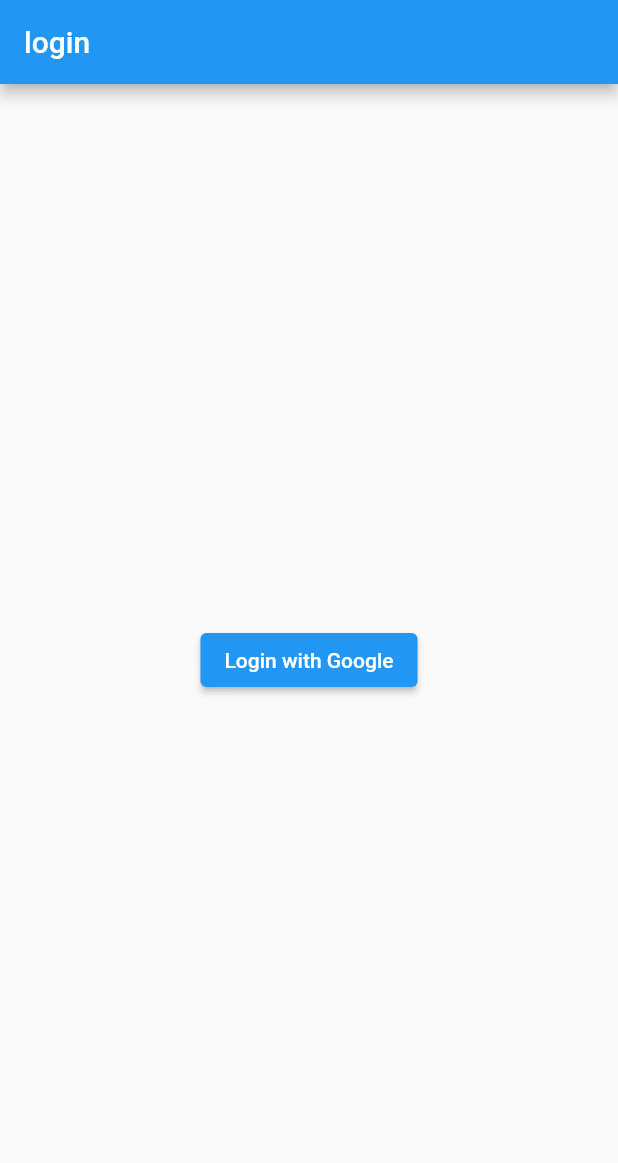
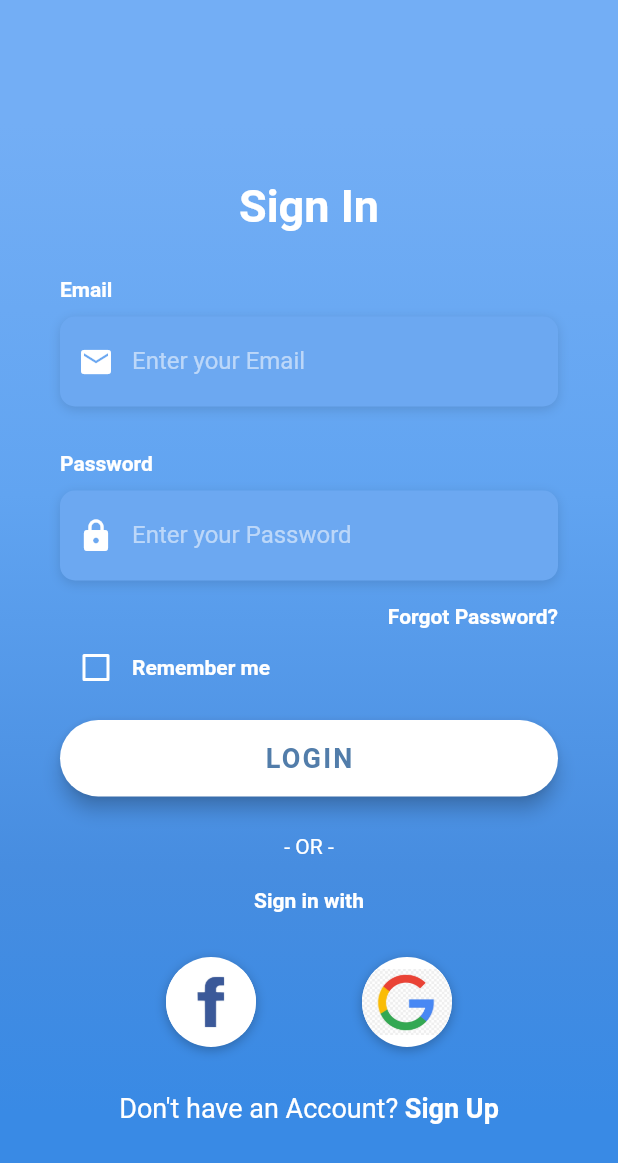
Before and after one commit to eicheich/flutter1102, a Flutter app: the screen it shows after launch, on a phone screen of 412 x 824 dp. Shown: the top 1163 px of the screen. Run offline on Flutter 3.47's test engine with Material 2 defaults, Android fonts, the light colour scheme and no system bars; our stand-ins replace google_sign_in; Roboto replaces fonts that are missing (OpenSans).

Commit message:
add: [MW] add UI Login Screen

```diff
--- /dev/null
+++ b/lib/login.dart
@@ -0,0 +1,333 @@
+import 'package:flutter/material.dart';
+import 'package:flutter/services.dart';
+import 'package:flutter1102/utilities/constants.dart';
+import 'package:google_sign_in/google_sign_in.dart';
+
+class LoginPage extends StatefulWidget {
+  const LoginPage({Key? key}) : super(key: key);
+
+  @override
+  State<LoginPage> createState() => _LoginPageState();
+}
+
+class _LoginPageState extends State<LoginPage> {
+  @override
+
+  bool _isLoggedIn = false;
+  bool _rememberMe = false;
+  late GoogleSignInAccount _userObj;
+  GoogleSignIn _googleSignIn = GoogleSignIn();
+
+  Widget _buildEmailTF() {
+    return Column(
+      crossAxisAlignment: CrossAxisAlignment.start,
+      children: <Widget>[
+        Text(
+          'Email',
+          style: kLabelStyle,
+        ),
+        SizedBox(height: 10.0),
+        Container(
+          alignment: Alignment.centerLeft,
+          decoration: kBoxDecorationStyle,
+          height: 60.0,
+          child: TextField(
+            keyboardType: TextInputType.emailAddress,
+            style: TextStyle(
+              color: Colors.white,
+              fontFamily: 'OpenSans',
+            ),
+            decoration: InputDecoration(
+              border: InputBorder.none,
+              contentPadding: EdgeInsets.only(top: 14.0),
+              prefixIcon: Icon(
+                Icons.email,
+                color: Colors.white,
+              ),
+              hintText: 'Enter your Email',
+              hintStyle: kHintTextStyle,
+            ),
+          ),
+        ),
+      ],
+    );
+  }
+
+  Widget _buildPasswordTF() {
+    return Column(
+      crossAxisAlignment: CrossAxisAlignment.start,
+      children: <Widget>[
+        Text(
+          'Password',
+          style: kLabelStyle,
+        ),
+        SizedBox(height: 10.0),
+        Container(
+          alignment: Alignment.centerLeft,
+          decoration: kBoxDecorationStyle,
+          height: 60.0,
+          child: TextField(
+            obscureText: true,
+            style: TextStyle(
+              color: Colors.white,
+              fontFamily: 'OpenSans',
+            ),
+            decoration: InputDecoration(
+              border: InputBorder.none,
+              contentPadding: EdgeInsets.only(top: 14.0),
+              prefixIcon: Icon(
+                Icons.lock,
+                color: Colors.white,
+              ),
+              hintText: 'Enter your Password',
+              hintStyle: kHintTextStyle,
+            ),
+          ),
+        ),
+      ],
+    );
+  }
+
+  Widget _buildForgotPasswordBtn() {
+    return Container(
+      alignment: Alignment.centerRight,
+      child: TextButton(
+        onPressed: () => print('Forgot Password Button Pressed'),
+        style: TextButton.styleFrom(
+          padding: EdgeInsets.only(right: 0.0),
+        ),
+        child: Text(
+          'Forgot Password?',
+          style: kLabelStyle,
+        ),
+      ),
+    );
+  }
+
+  Widget _buildRememberMeCheckbox() {
+    return Container(
+      height: 20.0,
+      child: Row(
+        children: <Widget>[
+          Theme(
+            data: ThemeData(unselectedWidgetColor: Colors.white),
+            child: Checkbox(
+              value: _rememberMe,
+              checkColor: Colors.green,
+              activeColor: Colors.white,
+              onChanged: (value) {
+                setState(() {
+                  _rememberMe = value!;
+                });
+              },
+            ),
+          ),
+          Text(
+            'Remember me',
+            style: kLabelStyle,
+          ),
+        ],
+      ),
+    );
+  }
+
+  Widget _buildLoginBtn() {
+    return Container(
+      padding: EdgeInsets.symmetric(vertical: 25.0),
+      width: double.infinity,
+      child: ElevatedButton(
+        style: ButtonStyle(
+          elevation: MaterialStateProperty.all(5.0),
+          padding: MaterialStateProperty.all(EdgeInsets.all(15.0)),
+          shape: MaterialStateProperty.all(
+            RoundedRectangleBorder(
+              borderRadius: BorderRadius.circular(30.0),
+            ),
+          ),
+          backgroundColor: MaterialStateProperty.all(Colors.white),
+        ),
+        onPressed: () => print('Login Button Pressed'),
+        child: Text(
+          'LOGIN',
+          style: TextStyle(
+            color: Color(0xFF527DAA),
+            letterSpacing: 1.5,
+            fontSize: 18.0,
+            fontWeight: FontWeight.bold,
+            fontFamily: 'OpenSans',
+          ),
+        ),
+      ),
+    );
+  }
+
+  Widget _buildSignInWithText() {
+    return Column(
+      children: <Widget>[
+        Text(
+          '- OR -',
+          style: TextStyle(
+            color: Colors.white,
+            fontWeight: FontWeight.w400,
+          ),
+        ),
+        SizedBox(height: 20.0),
+        Text(
+          'Sign in with',
+          style: kLabelStyle,
+        ),
+      ],
+    );
+  }
+
+  Widget _buildSocialBtn(Function onTap, AssetImage logo) {
+    return GestureDetector(
+      onTap: () {
+        // signin with google
+                _googleSignIn.signIn().then((userData) {
+                  setState(() {
+                    _isLoggedIn = true;
+                    _userObj = userData!;
+                  });
+                }).catchError((e) {});
+      },
+      child: Container(
+        height: 60.0,
+        width: 60.0,
+        decoration: BoxDecoration(
+          shape: BoxShape.circle,
+          color: Colors.white,
+          boxShadow: [
+            BoxShadow(
+              color: Colors.black26,
+              offset: Offset(0, 2),
+              blurRadius: 6.0,
+            ),
+          ],
+          image: DecorationImage(
+            image: logo,
+          ),
+        ),
+      ),
+    );
+  }
+
+  Widget _buildSocialBtnRow() {
+    return Padding(
+      padding: EdgeInsets.symmetric(vertical: 30.0),
+      child: Row(
+        mainAxisAlignment: MainAxisAlignment.spaceEvenly,
+        children: <Widget>[
+          _buildSocialBtn(
+                () => print('Login with Facebook'),
+            AssetImage(
+              'assets/logos/facebook.jpg',
+            ),
+          ),
+          _buildSocialBtn(
+                () => print('Login with Google'),
+            AssetImage(
+              'assets/logos/google.jpg',
+            ),
+          ),
+        ],
+      ),
+    );
+  }
+
+  Widget _buildSignupBtn() {
+    return GestureDetector(
+      onTap: () => print('Sign Up Button Pressed'),
+      child: RichText(
+        text: TextSpan(
+          children: [
+            TextSpan(
+              text: 'Don\'t have an Account? ',
+              style: TextStyle(
+                color: Colors.white,
+                fontSize: 18.0,
+                fontWeight: FontWeight.w400,
+              ),
+            ),
+            TextSpan(
+              text: 'Sign Up',
+              style: TextStyle(
+                color: Colors.white,
+                fontSize: 18.0,
+                fontWeight: FontWeight.bold,
+              ),
+            ),
+          ],
+        ),
+      ),
+    );
+  }
+
+  Widget build(BuildContext context) {
+    return Scaffold(
+      body: AnnotatedRegion<SystemUiOverlayStyle>(
+        value: SystemUiOverlayStyle.light,
+        child: GestureDetector(
+          onTap: () => FocusScope.of(context).unfocus(),
+          child: Stack(
+            children: <Widget>[
+              Container(
+                height: double.infinity,
+                width: double.infinity,
+                decoration: BoxDecoration(
+                  gradient: LinearGradient(
+                    begin: Alignment.topCenter,
+                    end: Alignment.bottomCenter,
+                    colors: [
+                      Color(0xFF73AEF5),
+                      Color(0xFF61A4F1),
+                      Color(0xFF478DE0),
+                      Color(0xFF398AE5),
+                    ],
+                    stops: [0.1, 0.4, 0.7, 0.9],
+                  ),
+                ),
+              ),
+              Container(
+                height: double.infinity,
+                child: SingleChildScrollView(
+                  physics: AlwaysScrollableScrollPhysics(),
+                  padding: EdgeInsets.symmetric(
+                    horizontal: 40.0,
+                    vertical: 120.0,
+                  ),
+                  child: Column(
+                    mainAxisAlignment: MainAxisAlignment.center,
+                    children: <Widget>[
+                      Text(
+                        'Sign In',
+                        style: TextStyle(
+                          color: Colors.white,
+                          fontFamily: 'OpenSans',
+                          fontSize: 30.0,
+                          fontWeight: FontWeight.bold,
+                        ),
+                      ),
+                      SizedBox(height: 30.0),
+                      _buildEmailTF(),
+                      SizedBox(
+                        height: 30.0,
+                      ),
+                      _buildPasswordTF(),
+                      _buildForgotPasswordBtn(),
+                      _buildRememberMeCheckbox(),
+                      _buildLoginBtn(),
+                      _buildSignInWithText(),
+                      _buildSocialBtnRow(),
+                      _buildSignupBtn(),
+                    ],
+                  ),
+                ),
+              )
+            ],
+          ),
+        ),
+      ),
+    );
+  }
+}
--- /dev/null
+++ b/lib/profile.dart
@@ -0,0 +1,59 @@
+import 'package:flutter/material.dart';
+import 'package:google_sign_in/google_sign_in.dart';
+
+class ProfilePage extends StatefulWidget {
+  const ProfilePage({Key? key}) : super(key: key);
+
+  @override
+  State<ProfilePage> createState() => _ProfilePageState();
+}
+
+class _ProfilePageState extends State<ProfilePage> {
+  bool _isLoggedIn = false;
+  late GoogleSignInAccount _userObj;
+  GoogleSignIn _googleSignIn = GoogleSignIn();
+
+  @override
+  Widget build(BuildContext context) {
+    return Scaffold(
+      appBar: AppBar(
+        title: const Text("Profile Page"),
+      ),
+      body: Container(
+        padding: const EdgeInsets.all(16.0),
+        color: Colors.white,
+        child: Column (
+          children: [
+            const Text("Profile Page"),
+            Column(
+              children: [
+                // Text("Hi, ${GoogleSignIn().currentUser!.displayName!}"),
+                // Text("Email: ${GoogleSignIn().currentUser!.email}"),
+                Text("Hi, ${_userObj.displayName}"),
+                Text(_userObj.email),
+              ],
+            ),
+            const SizedBox(height: 16.0),
+            ElevatedButton(
+              style: ButtonStyle(
+                backgroundColor: MaterialStateProperty.all(Colors.white10),
+              ),
+              child: const Text("Logout",
+                style: TextStyle(
+                  color: Colors.red,
+                ),
+              ),
+              onPressed: () {
+                _googleSignIn.signOut().then((value) {
+                  setState(() {
+                    _isLoggedIn = false;
+                  });
+                }).catchError((e) {});
+              },
+            ),
+          ],
+        ),
+      ),
+    );
+  }
+}
--- a/lib/signin.dart
+++ b/lib/signin.dart
@@ -1,4 +1,6 @@
 import 'package:flutter/material.dart';
+import 'package:flutter1102/login.dart';
+import 'package:flutter1102/profile.dart';
 import 'package:google_sign_in/google_sign_in.dart';
 
 class signin extends StatefulWidget {
@@ -14,39 +16,40 @@
   @override
   Widget build(BuildContext context) {
     return Scaffold(
-      appBar: AppBar(title: Text("login")),
       body: Container(
         child: _isLoggedIn
-            ? Column(
-                children: [
-                  // Image.network(_userObj.photoUrl),
-                  // Text(_userObj.displayName),
-                  Text(_userObj.email),
-                  TextButton(
-                      onPressed: () {
-                        _googleSignIn.signOut().then((value) {
-                          setState(() {
-                            _isLoggedIn = false;
-                          });
-                        }).catchError((e) {});
-                      },
-                      child: Text("Logout"))
-                ],
-              )
-            : Center(
-                child: ElevatedButton(
-                  child: Text("Login with Google"),
-                  onPressed: () {
-                    // signin with google
-                    _googleSignIn.signIn().then((userData) {
-                      setState(() {
-                        _isLoggedIn = true;
-                        _userObj = userData!;
-                      });
-                    }).catchError((e) {});
-                  },
-                ),
-              ),
+            // ? Column(
+            //     children: [
+            //       // Image.network(_userObj.photoUrl),
+            //       // Text(_userObj.displayName),
+            //       Text(_userObj.email),
+            //       TextButton(
+            //           onPressed: () {
+            //             _googleSignIn.signOut().then((value) {
+            //               setState(() {
+            //                 _isLoggedIn = false;
+            //               });
+            //             }).catchError((e) {});
+            //           },
+            //           child: Text("Logout"))
+            //     ],
+            //   )
+            ? const ProfilePage()
+            // : Center(
+            //     child: ElevatedButton(
+            //       child: Text("Login with Google"),
+            //       onPressed: () {
+            //         // signin with google
+            //         _googleSignIn.signIn().then((userData) {
+            //           setState(() {
+            //             _isLoggedIn = true;
+            //             _userObj = userData!;
+            //           });
+            //         }).catchError((e) {});
+            //       },
+            //     ),
+            //   ),
+        : LoginPage(),
       ),
     );
   }
--- /dev/null
+++ b/lib/utilities/constants.dart
@@ -0,0 +1,24 @@
+import 'package:flutter/material.dart';
+
+final kHintTextStyle = TextStyle(
+  color: Colors.white54,
+  fontFamily: 'OpenSans',
+);
+
+final kLabelStyle = TextStyle(
+  color: Colors.white,
+  fontWeight: FontWeight.bold,
+  fontFamily: 'OpenSans',
+);
+
+final kBoxDecorationStyle = BoxDecoration(
+  color: Color(0xFF6CA8F1),
+  borderRadius: BorderRadius.circular(10.0),
+  boxShadow: [
+    BoxShadow(
+      color: Colors.black12,
+      blurRadius: 6.0,
+      offset: Offset(0, 2),
+    ),
+  ],
+);
--- a/pubspec.yaml
+++ b/pubspec.yaml
@@ -64,6 +64,9 @@
   # included with your application, so that you can use the icons in
   # the material Icons class.
   uses-material-design: true
+  assets:
+    - assets/logos/facebook.jpg
+    - assets/logos/google.jpg
 
   # To add assets to your application, add an assets section, like this:
   # assets:
```
Also changed, not shown: assets/logos/facebook.jpg (added), assets/logos/google.jpg (added).
